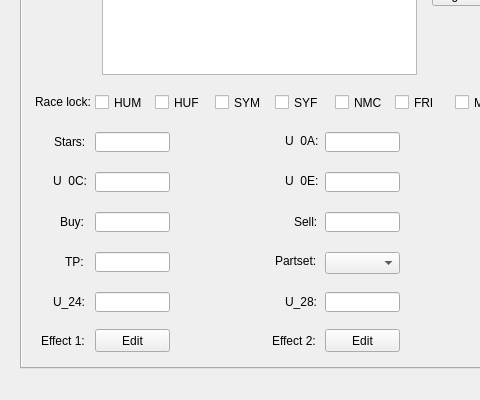
Qt form mainwindow.ui (eterniti/xv2costcreat) before a commit; both pictures show x 0 to 480 and y 260 to 660 of the 661 by 660 pixel window.
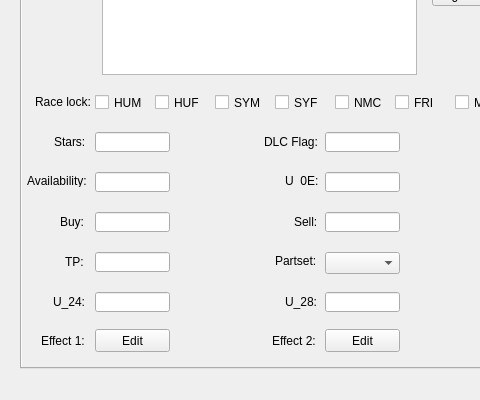
The same form after that commit. The open tabs and pages were chosen to show the change.

```diff
--- a/mainwindow.ui
+++ b/mainwindow.ui
@@ -1473,14 +1473,14 @@
      <widget class="QLabel" name="label_34">
       <property name="geometry">
        <rect>
-        <x>31</x>
+        <x>5</x>
         <y>340</y>
-        <width>47</width>
+        <width>70</width>
         <height>13</height>
        </rect>
       </property>
       <property name="text">
-       <string>U_0C:</string>
+       <string>Availability:</string>
       </property>
      </widget>
      <widget class="QLabel" name="label_40">
@@ -1604,14 +1604,14 @@
      <widget class="QLabel" name="label_33">
       <property name="geometry">
        <rect>
-        <x>263</x>
+        <x>242</x>
         <y>300</y>
-        <width>47</width>
-        <height>13</height>
+        <width>61</width>
+        <height>16</height>
        </rect>
       </property>
       <property name="text">
-       <string>U_0A:</string>
+       <string>DLC Flag:</string>
       </property>
      </widget>
      <widget class="QLabel" name="label_42">
```
Left out of the diff: 2 changed lines with no effect on the pictures.
